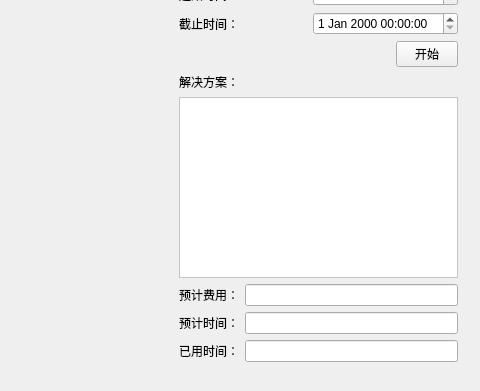
The window that program/widget.ui (Connor1996/-) describes before a commit, drawn with Qt 5; both pictures show x 800 to 1280 and y 329 to 720 of the 1280 by 720 pixel window.
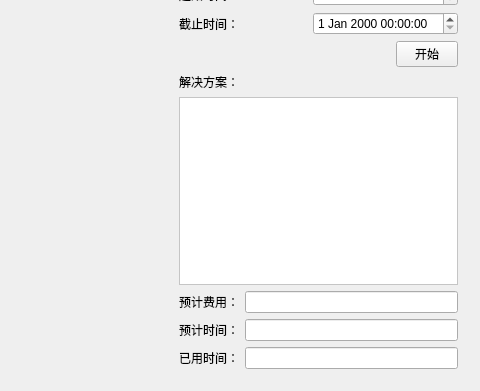
The same window after the commit. Custom widgets are drawn as their Qt base class.

Patch:
```diff
--- a/program/widget.ui
+++ b/program/widget.ui
@@ -18,18 +18,18 @@
     <rect>
      <x>11</x>
      <y>11</y>
-     <width>928</width>
+     <width>941</width>
      <height>698</height>
     </rect>
    </property>
   </widget>
-  <widget class="QWidget" name="RightWidget" native="true">
+  <widget class="QFrame" name="RightFrame">
    <property name="geometry">
     <rect>
      <x>968</x>
      <y>11</y>
      <width>301</width>
-     <height>691</height>
+     <height>698</height>
     </rect>
    </property>
    <property name="sizePolicy">
@@ -38,6 +38,9 @@
      <verstretch>100</verstretch>
     </sizepolicy>
    </property>
+   <property name="frameShape">
+    <enum>QFrame::NoFrame</enum>
+   </property>
    <layout class="QVBoxLayout" name="verticalLayout_4">
     <item>
      <layout class="QVBoxLayout" name="verticalLayout_3">
@@ -533,7 +536,7 @@
            <x>0</x>
            <y>0</y>
            <width>275</width>
-           <height>158</height>
+           <height>165</height>
           </rect>
          </property>
         </widget>
```
